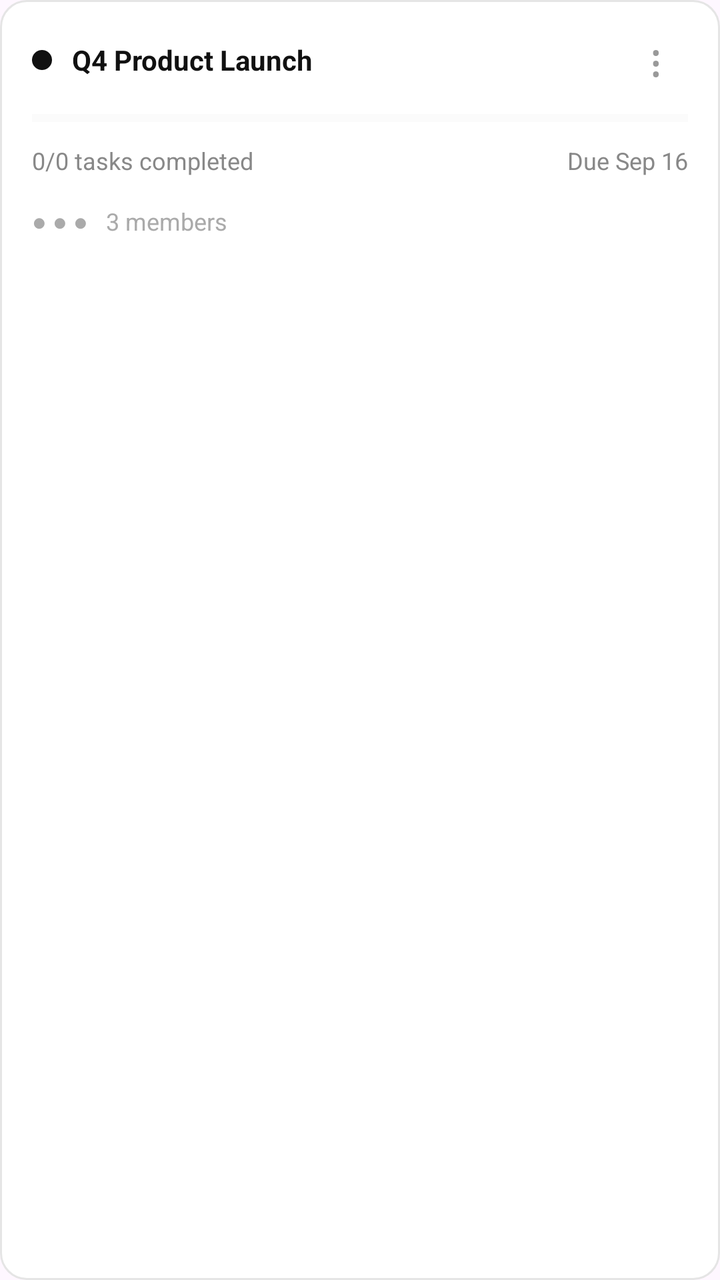
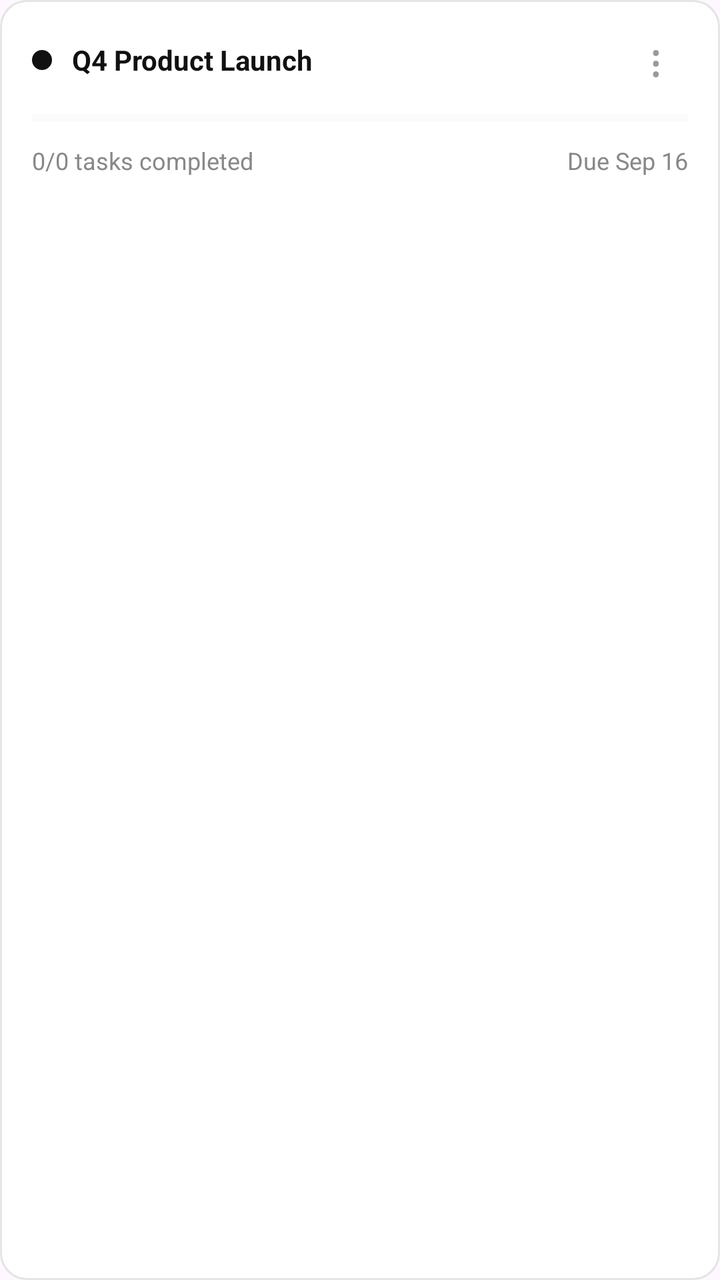

Screens rendered from an Android XML layout before and after an edit, with the pre-edit source and the edit as a unified diff.
<!-- AndroidManifest.xml: application theme Theme.TodoListApp -->
<!-- res/layout/item_project.xml -->
<?xml version="1.0" encoding="utf-8"?>
<LinearLayout
    xmlns:android="http://schemas.android.com/apk/res/android"
    android:layout_width="match_parent"
    android:layout_height="142dp"
    android:layout_marginBottom="12dp"
    android:padding="16dp"
    android:orientation="vertical"
    android:background="@drawable/bg_card">

    <LinearLayout
        android:layout_width="match_parent"
        android:layout_height="28dp"
        android:gravity="center_vertical"
        android:orientation="horizontal">

        <View
            android:id="@+id/projectColor"
            android:layout_width="10dp"
            android:layout_height="10dp"
            android:background="@drawable/bg_circle"/>

        <TextView
            android:id="@+id/txtProjectName"
            android:layout_width="0dp"
            android:layout_height="wrap_content"
            android:layout_weight="1"
            android:layout_marginStart="10dp"
            android:text="Q4 Product Launch"
            android:textSize="14sp"
            android:textColor="#111111"
            android:textStyle="bold"/>

        <TextView
            android:id="@+id/btnMenu"
            android:layout_width="32dp"
            android:layout_height="32dp"
            android:gravity="center"
            android:text="⋮"
            android:textSize="22sp"
            android:textColor="#999999"/>
    </LinearLayout>

    <ProgressBar
        android:id="@+id/progressProject"
        style="?android:attr/progressBarStyleHorizontal"
        android:layout_width="match_parent"
        android:layout_height="6dp"
        android:layout_marginTop="12dp"
        android:max="100"
        android:progress="0"
        android:progressTint="#111111"
        android:progressBackgroundTint="#EEEEEE"/>

    <LinearLayout
        android:layout_width="match_parent"
        android:layout_height="wrap_content"
        android:layout_marginTop="10dp"
        android:orientation="horizontal">

        <TextView
            android:id="@+id/txtCount"
            android:layout_width="0dp"
            android:layout_height="wrap_content"
            android:layout_weight="1"
            android:text="0/0 tasks completed"
            android:textSize="12sp"
            android:textColor="#888888"/>

        <TextView
            android:id="@+id/txtDeadline"
            android:layout_width="wrap_content"
            android:layout_height="wrap_content"
            android:text="Due Sep 16"
            android:textSize="12sp"
            android:textColor="#888888"/>
    </LinearLayout>

    <TextView
        android:layout_width="match_parent"
        android:layout_height="wrap_content"
        android:layout_marginTop="14dp"
        android:text="● ● ●   3 members"
        android:textSize="12sp"
        android:textColor="#AAAAAA"/>

</LinearLayout>
<!-- resources referenced by this layout -->
<resources>
  <!-- drawable bg_card (drawable) -->
  <?xml version="1.0" encoding="utf-8"?>
  <shape xmlns:android="http://schemas.android.com/apk/res/android">
      <solid android:color="#FFFFFF"/>
      <corners android:radius="13dp"/>
      <stroke
          android:width="1dp"
          android:color="#E5E5E5"/>
  </shape>
  <!-- drawable bg_circle (drawable) -->
  <?xml version="1.0" encoding="utf-8"?>
  <shape xmlns:android="http://schemas.android.com/apk/res/android"
      android:shape="oval">
      <solid android:color="#111111"/>
  </shape>
  <style name="Theme.TodoListApp" parent="Base.Theme.TodoListApp" />
  <style name="Base.Theme.TodoListApp" parent="Theme.Material3.DayNight.NoActionBar">
          <item name="colorPrimary">@color/primary_black</item>
          <item name="colorOnPrimary">@color/white</item>
  
          <item name="colorSecondary">@color/primary_black</item>
          <item name="colorOnSecondary">@color/white</item>
  
          <item name="colorSurface">@color/white</item>
          <item name="colorOnSurface">@color/text_primary</item>
  
          <item name="android:statusBarColor">@color/primary_black</item>
          <item name="android:windowLightStatusBar">false</item>
      </style>
  <color name="primary_black">#111111</color>
  <color name="white">#FFFFFFFF</color>
  <color name="text_primary">#111111</color>
</resources>

<!-- the commit's change to res/layout/item_project.xml (unified diff, before → after) -->
@@ -76,12 +76,4 @@
             android:textColor="#888888"/>
     </LinearLayout>
 
-    <TextView
-        android:layout_width="match_parent"
-        android:layout_height="wrap_content"
-        android:layout_marginTop="14dp"
-        android:text="● ● ●   3 members"
-        android:textSize="12sp"
-        android:textColor="#AAAAAA"/>
-
 </LinearLayout>
